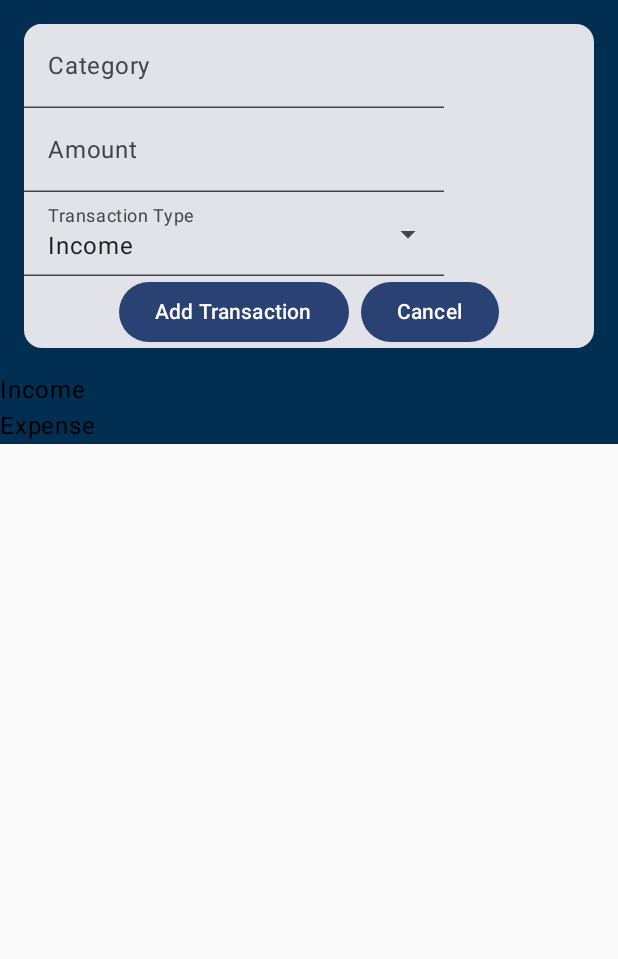
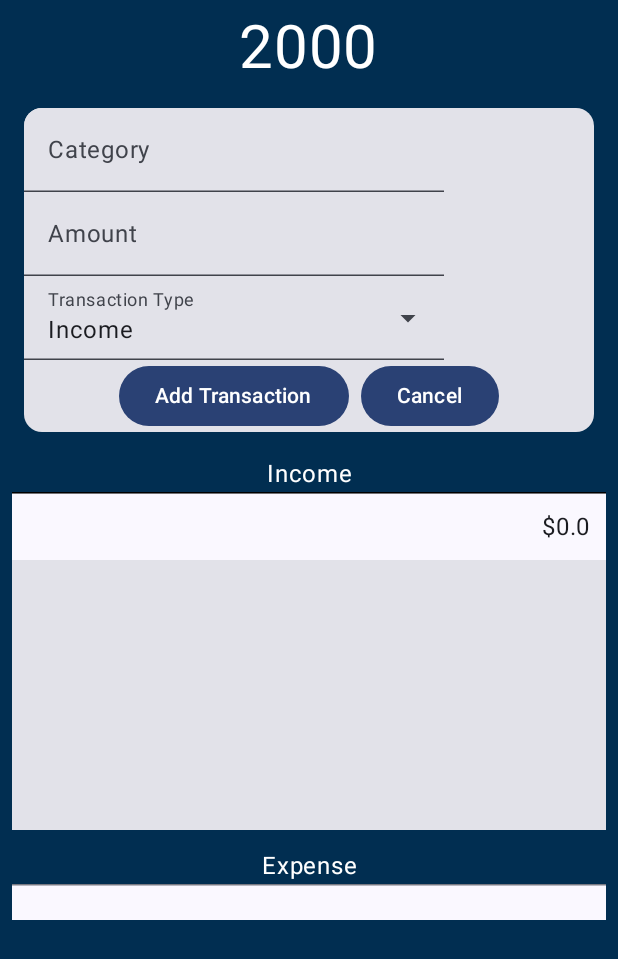
Before and after one commit to ShaneTaylor1993/BudgetProApp, an Android app built with Jetpack Compose: the screen it shows after launch (MainActivity), after a tap on "Add Transaction", on a phone screen of 412 x 824 dp. Shown: the top 959 px of the screen. Run offline under Robolectric (Android 15) with nearby library versions, the phone set to English and light mode, and no system bars; our stand-ins replace Dagger/Hilt's generated code, Room's generated code.

Commit message:
Adding changes.

```diff
--- a/build.gradle.kts
+++ b/build.gradle.kts
@@ -1,9 +1,9 @@
 // Top-level build file where you can add configuration options common to all sub-projects/modules.
 plugins {
-    id("com.android.application") version "8.4.1" apply false
+    id("com.android.application") version "8.7.0" apply false
     id("org.jetbrains.kotlin.android") version "1.9.0" apply false
     id("org.jetbrains.kotlin.jvm") version "1.9.20" apply false
-    id("com.android.library") version "8.4.1" apply false
+    id("com.android.library") version "8.7.0" apply false
     id("com.google.dagger.hilt.android") version "2.44" apply false
     id("com.google.devtools.ksp") version "2.0.10-1.0.24"
     id("org.jetbrains.kotlin.plugin.compose") version "2.0.10" apply false
--- a/lib/src/main/java/data/Budget.kt
+++ b/lib/src/main/java/data/Budget.kt
@@ -7,5 +7,5 @@ import androidx.room.PrimaryKey
 @Entity(tableName = "budget_table")
 data class Budget(
     @PrimaryKey(autoGenerate = true) val id: Int = 0,
-    @ColumnInfo(name = "budget_amount") val budget: Int
+    @ColumnInfo(name = "budget_amount") val amount: Int = 0
 )
--- a/lib/src/main/java/repository/BudgetRepository.kt
+++ b/lib/src/main/java/repository/BudgetRepository.kt
@@ -1,13 +1,20 @@
 package repository
 
 import data.Budget
+import kotlinx.coroutines.flow.Flow
 import service.BudgetDao
 import javax.inject.Inject
 
 class BudgetRepository @Inject constructor(
     private val service: BudgetDao
 ){
-    fun updateBudget(budget: Budget) {
+    suspend fun updateBudget(budget: Budget) {
         service.updateBudget(budget)
     }
+
+    fun getBudget(): Flow<Budget?> = service.getBudget()
+
+    suspend fun addBudget(budget: Budget) {
+        service.addBudget(budget)
+    }
 }
--- a/lib/src/main/java/service/BudgetDao.kt
+++ b/lib/src/main/java/service/BudgetDao.kt
@@ -1,12 +1,20 @@
 package service
 
 import androidx.room.Dao
+import androidx.room.Insert
+import androidx.room.Query
 import androidx.room.Update
 import data.Budget
 import kotlinx.coroutines.flow.Flow
 
 @Dao
 interface BudgetDao {
+    @Insert
+    suspend fun addBudget(budget: Budget)
+
     @Update
-    fun updateBudget(budget: Budget): Int
+    suspend fun updateBudget(budget: Budget)
+
+    @Query("SELECT * FROM budget_table")
+    fun getBudget(): Flow<Budget?>
 }
--- /dev/null
+++ b/lib/src/main/java/usecase/AddBudget.kt
@@ -0,0 +1,14 @@
+package usecase
+
+import data.Budget
+import kotlinx.coroutines.flow.Flow
+import repository.BudgetRepository
+import javax.inject.Inject
+
+class AddBudget @Inject constructor(
+    private val repo: BudgetRepository
+) {
+    suspend operator fun invoke(budget: Budget) {
+        return repo.addBudget(budget)
+    }
+}
--- /dev/null
+++ b/lib/src/main/java/usecase/GetBudget.kt
@@ -0,0 +1,15 @@
+package usecase
+
+import data.Budget
+import kotlinx.coroutines.flow.Flow
+import repository.BudgetRepository
+import util.calculateAmount
+import javax.inject.Inject
+
+class GetBudget @Inject constructor(
+    private val repo: BudgetRepository
+) {
+    fun getBudget(): Flow<Budget?> {
+        return repo.getBudget()
+    }
+}
--- a/lib/src/main/java/usecase/UpdateBudget.kt
+++ b/lib/src/main/java/usecase/UpdateBudget.kt
@@ -8,10 +8,10 @@ import javax.inject.Inject
 class UpdateBudget @Inject constructor(
     private val repo: BudgetRepository
 ) {
-    fun updateBudget(operator: String, amount: Int) {
-        val value = calculateAmount(operator, amount)
-        repo.updateBudget(Budget(
-            budget = value
-        ))
+    suspend fun updateBudget(operator: String, transactionAmount: Int, budgetAmount: Int) {
+        val value = calculateAmount(operator, transactionAmount, budgetAmount)
+        repo.updateBudget(
+            Budget(id = 1, amount = value)
+        )
     }
 }
--- a/lib/src/main/java/util/CalculateAmount.kt
+++ b/lib/src/main/java/util/CalculateAmount.kt
@@ -1,9 +1,9 @@
 package util
 
-fun calculateAmount(operator: String, amount: Int): Int {
+fun calculateAmount(operator: String, transactionAmount: Int, budgetAmount: Int): Int {
     return if (operator == "+") {
-        amount
+        budgetAmount + transactionAmount
     } else {
-        -amount
+        budgetAmount - transactionAmount
     }
 }
--- /dev/null
+++ b/ui/src/main/java/components/BudgetText.kt
@@ -0,0 +1,35 @@
+package components
+
+import androidx.compose.foundation.layout.Arrangement
+import androidx.compose.foundation.layout.Row
+import androidx.compose.foundation.layout.fillMaxWidth
+import androidx.compose.foundation.layout.padding
+import androidx.compose.material3.Text
+import androidx.compose.runtime.Composable
+import androidx.compose.ui.Modifier
+import androidx.compose.ui.tooling.preview.Preview
+import androidx.compose.ui.unit.TextUnit
+import androidx.compose.ui.unit.TextUnitType
+import androidx.compose.ui.unit.dp
+import androidx.compose.ui.graphics.Color
+
+@Composable
+fun BudgetText(budget: Int) {
+    Row(
+        modifier = Modifier
+            .fillMaxWidth()
+            .padding(top = 8.dp),
+        horizontalArrangement = Arrangement.Center) {
+            Text(
+                text = budget.toString(),
+                fontSize = TextUnit(40f, TextUnitType.Sp),
+                color = Color.White,
+            )
+        }
+    }
+
+@Preview
+@Composable
+fun PreviewBudgetText() {
+    BudgetText(budget = 1050)
+}
--- a/ui/src/main/java/components/TransactionForm.kt
+++ b/ui/src/main/java/components/TransactionForm.kt
@@ -40,7 +40,7 @@ fun TransactionForm(
     var amountState by remember { mutableStateOf("") }
     var transactionTypeState by remember { mutableStateOf("") }
     var selectedValue by remember {
-        mutableStateOf("")
+        mutableStateOf("Income")
     }
     var showDropdownMenu by remember {
         mutableStateOf(false)
@@ -65,7 +65,7 @@ fun TransactionForm(
                 keyboardOptions = KeyboardOptions(keyboardType = KeyboardType.Number)
             )
             TransactionType {
-                selectedValue
+                selectedValue = it
             }
             Row(
                 modifier = Modifier.fillMaxWidth(),
@@ -101,10 +101,13 @@ fun TransactionType(onValueChange: (String) -> Unit) {
         mutableStateOf(false)
     }
     var selectedItem by remember {
-        mutableStateOf(items[0])
+        mutableStateOf(
+            items[0]
+        )
     }
     Box( contentAlignment = Alignment.Center) {
         TextField(
+            readOnly = true,
             value = selectedItem,
             onValueChange = { selectedItem = it },
             label = { Text("Transaction Type") },
--- a/ui/src/main/java/components/TransactionList.kt
+++ b/ui/src/main/java/components/TransactionList.kt
@@ -1,18 +1,27 @@
 package components
 
+import android.graphics.drawable.shapes.Shape
 import androidx.compose.foundation.layout.Arrangement
+import androidx.compose.foundation.layout.IntrinsicSize
 import androidx.compose.foundation.layout.Row
 import androidx.compose.foundation.layout.fillMaxWidth
+import androidx.compose.foundation.layout.height
 import androidx.compose.foundation.layout.padding
 import androidx.compose.foundation.lazy.LazyColumn
+import androidx.compose.foundation.lazy.LazyListState
 import androidx.compose.foundation.lazy.items
+import androidx.compose.foundation.shape.RoundedCornerShape
 import androidx.compose.material3.Card
+import androidx.compose.material3.CardDefaults
 import androidx.compose.material3.HorizontalDivider
 import androidx.compose.material3.Surface
 import androidx.compose.material3.Text
 import androidx.compose.runtime.Composable
+import androidx.compose.runtime.remember
+import androidx.compose.runtime.saveable.rememberSaveable
 import androidx.compose.ui.Modifier
-import androidx.compose.ui.graphics.RectangleShape
+import androidx.compose.ui.graphics.Color
+import androidx.compose.ui.text.style.TextAlign
 import androidx.compose.ui.tooling.preview.Preview
 import androidx.compose.ui.unit.dp
 import data.UserTransaction
@@ -20,34 +29,61 @@ import theme.BudgetProTheme
 
 @Composable
 fun TransactionList(title: String, userTransactions: List<UserTransaction>) {
-        Text(text = title)
-        LazyColumn {
-            items(userTransactions) { transaction ->
-                Card {
-                    HorizontalDivider()
+    Text(
+        modifier = Modifier.fillMaxWidth(),
+        text = title, textAlign = TextAlign.Center,
+        color = Color.White
+    )
+    Card(
+        modifier = Modifier.fillMaxWidth()
+            .padding(start = 8.dp, end = 8.dp, bottom = 12.dp),
+        shape = RoundedCornerShape(topEnd = 0.dp, bottomEnd = 0.dp)
+    ) {
+        if (userTransactions.isEmpty()) {
+            EmptyTransactionTable()
+        } else {
+            LazyColumn(modifier = Modifier.height(225.dp)) {
+                items(userTransactions,
+                    key = { transaction ->
+                        transaction.id
+                    }) { transaction ->
+                    HorizontalDivider(color = Color.Black)
                     TransactionItem(transaction)
                 }
             }
-
         }
+    }
 }
 
 @Composable
 fun TransactionItem(userTransaction: UserTransaction) {
     Surface {
         Row(
-            modifier = Modifier.fillMaxWidth()
+            modifier = Modifier
+                .fillMaxWidth()
+                .padding(10.dp),
+            horizontalArrangement = Arrangement.SpaceBetween
+        ) {
+            Text(text = userTransaction.category ?: "")
+            Text(text = "$${userTransaction.amount}")
+        }
+    }
+}
+
+@Composable
+fun EmptyTransactionTable() {
+    Surface {
+        HorizontalDivider()
+        Row(
+            modifier = Modifier
+                .fillMaxWidth()
                 .padding(start = 10.dp, end = 10.dp),
             horizontalArrangement = Arrangement.SpaceBetween
         ) {
-            Text(text = userTransaction.category ?: "")
-            Text(
-                // = Modifier.padding(start = 175.dp),
-                text = "$${userTransaction.amount}")
+            Text(text = "")
+            Text(text = "")
         }
     }
-
-
 }
 
 @Preview
--- /dev/null
+++ b/ui/src/main/java/components/VideoPlayer.kt
@@ -0,0 +1,38 @@
+package components
+
+import androidx.compose.runtime.Composable
+import androidx.compose.runtime.DisposableEffect
+import androidx.compose.runtime.remember
+import androidx.compose.ui.platform.LocalContext
+import androidx.compose.ui.viewinterop.AndroidView
+import androidx.media3.exoplayer.ExoPlayer
+import androidx.media3.ui.PlayerView
+
+@Composable
+fun VideoPlayer(
+    url: String = "https://www.youtube.com/watch?v=DljzHxC_9i4",
+) {
+    val context = LocalContext.current
+
+    val exoPlayer = remember {
+        ExoPlayer.Builder(context).build().apply {
+            val mediaItem = androidx.media3.common.MediaItem.fromUri("http://commondatastorage.googleapis.com/gtv-videos-bucket/sample/BigBuckBunny.mp4")
+            setMediaItem(mediaItem)
+            prepare()
+            playWhenReady = true
+            volume
+        }
+    }
+
+    DisposableEffect(
+        AndroidView(factory = {
+            PlayerView(context).apply {
+                player = exoPlayer
+            }
+        })
+    ) {
+        onDispose {
+            exoPlayer.release()
+        }
+    }
+}
--- a/ui/src/main/java/data/UserTransaction.kt
+++ b/ui/src/main/java/data/UserTransaction.kt
@@ -1,7 +1,14 @@
 package data
+
+import java.io.Serializable
+import java.time.LocalDate
+import java.time.format.DateTimeFormatter
+import kotlin.random.Random
 
 data class UserTransaction(
     val amount: Float? = 0f,
     val category: String? = "",
-    val transactionType: String? = ""
-)
+    val transactionType: String? = "",
+    val date: LocalDate? = LocalDate.now(),
+    val id: Int = 0,
+) : Serializable
--- a/ui/src/main/java/screens/HomeScreen.kt
+++ b/ui/src/main/java/screens/HomeScreen.kt
@@ -1,19 +1,15 @@
 package screens
 
-import android.media.browse.MediaBrowser.MediaItem
 import androidx.compose.foundation.layout.Column
+import androidx.compose.foundation.layout.fillMaxSize
 import androidx.compose.material3.Surface
 import androidx.compose.runtime.Composable
-import androidx.compose.runtime.DisposableEffect
 import androidx.compose.runtime.collectAsState
-import androidx.compose.runtime.remember
+import androidx.compose.ui.Modifier
 import androidx.compose.ui.graphics.Color
-import androidx.compose.ui.platform.LocalContext
 import androidx.compose.ui.tooling.preview.Preview
-import androidx.compose.ui.viewinterop.AndroidView
 import androidx.lifecycle.viewmodel.compose.viewModel
-import androidx.media3.exoplayer.ExoPlayer
-import androidx.media3.ui.PlayerView
+import components.BudgetText
 import components.TransactionForm
 import components.TransactionList
 import data.UserTransaction
@@ -24,55 +20,31 @@ import viewmodel.BudgetViewModel
 fun HomeScreen(vm: BudgetViewModel = viewModel()) {
     val income = vm.incomeList.collectAsState().value
     val expense = vm.expenseList.collectAsState().value
-    Home(income, expense, vm::addTransaction)
+    val budget = vm.budget.collectAsState().value
+    Home(income, expense, budget.amount, vm::addTransaction)
 }
 
 @Composable
 fun Home(
     income: List<UserTransaction>,
     expense: List<UserTransaction>,
-    onTransactionAdded: (UserTransaction) -> Unit
+    budget: Int,
+    onTransactionAdded: (UserTransaction) -> Unit,
 ) {
     Surface(
+        modifier = Modifier.fillMaxSize(),
         color = Color(red = 1, green = 46, blue = 81)
     ) {
         Column {
+            BudgetText(budget = budget)
             TransactionForm(onTransactionAdded)
             TransactionList(title = "Income", userTransactions = income)
             TransactionList(title = "Expense", userTransactions = expense)
-            //VideoPlayer(url = "https://www.youtube.com/watch?v=DljzHxC_9i4")
         }
     }
 }
 
-//@Composable
-//fun VideoPlayer(
-//    url: String = "https://www.youtube.com/watch?v=DljzHxC_9i4",
-//) {
-//    val context = LocalContext.current
-//
-//    val exoPlayer = remember {
-//        ExoPlayer.Builder(context).build().apply {
-//            val mediaItem = androidx.media3.common.MediaItem.fromUri("http://commondatastorage.googleapis.com/gtv-videos-bucket/sample/BigBuckBunny.mp4")
-//            setMediaItem(mediaItem)
-//            prepare()
-//            playWhenReady = true
-//            volume
-//        }
-//    }
-//
-//    DisposableEffect(
-//        AndroidView(factory = {
-//            PlayerView(context).apply {
-//                player = exoPlayer
-//            }
-//        })
-//    ) {
-//       onDispose {
-//           exoPlayer.release()
-//       }
-//    }
-//}
+
 
 @Composable
 @Preview
@@ -86,11 +58,12 @@ fun PreviewHome() {
                 UserTransaction(2.00f, "Food", "income"),
             ),
             expense = listOf(
+                UserTransaction(2.00f, "Food", "income",),
                 UserTransaction(2.00f, "Food", "income"),
                 UserTransaction(2.00f, "Food", "income"),
                 UserTransaction(2.00f, "Food", "income"),
-                UserTransaction(2.00f, "Food", "income"),
-            )
+            ),
+            budget = 1050
         ) {}
     }
 }
--- a/ui/src/main/java/viewmodel/BudgetViewModel.kt
+++ b/ui/src/main/java/viewmodel/BudgetViewModel.kt
@@ -1,60 +1,62 @@
 package viewmodel
 
-import androidx.compose.ui.util.fastMap
 import androidx.lifecycle.ViewModel
 import androidx.lifecycle.viewModelScope
 import dagger.hilt.android.lifecycle.HiltViewModel
+import data.Budget
 import data.UserTransaction
+import kotlinx.coroutines.ExperimentalCoroutinesApi
 import kotlinx.coroutines.flow.MutableStateFlow
-import kotlinx.coroutines.flow.asSharedFlow
-import kotlinx.coroutines.flow.collect
-import kotlinx.coroutines.flow.collectLatest
-import kotlinx.coroutines.flow.count
 import kotlinx.coroutines.flow.map
 import kotlinx.coroutines.launch
+import usecase.AddBudget
 import usecase.AddTransaction
 import usecase.DeleteTransaction
+import usecase.GetBudget
 import usecase.GetTransactions
 import usecase.UpdateBudget
 import javax.inject.Inject
-import kotlin.math.exp
 
+@OptIn(ExperimentalCoroutinesApi::class)
 @HiltViewModel
 class BudgetViewModel @Inject constructor(
     private val addTransaction: AddTransaction,
     deleteTransaction: DeleteTransaction,
     getTransactions: GetTransactions,
-    updateBudget: UpdateBudget
-): ViewModel() {
+    val updateBudget: UpdateBudget,
+    getBudget: GetBudget,
+    addBudget: AddBudget
+) : ViewModel() {
 
     private var _incomeList = MutableStateFlow(listOf(UserTransaction()))
     val incomeList = _incomeList
     private val _expenseList = MutableStateFlow(listOf(UserTransaction()))
     val expenseList = _expenseList
+    private var _budget = MutableStateFlow(Budget(amount = 0))
+    val budget = _budget
 
     init {
         viewModelScope.launch {
             val income = getTransactions.getTransactions("Income").map {
                 it.map {
                     UserTransaction(
+                        id = it.id,
                         amount = it.transactionAmount,
                         category = it.transactionCategory,
                         transactionType = it.transactionType
                     )
                 }
             }
-
-
             income.collect {
                 _incomeList.emit(it)
             }
-
         }
 
         viewModelScope.launch {
             val expense = getTransactions.getTransactions("Expense").map {
                 it.map {
                     UserTransaction(
+                        id = it.id,
                         amount = it.transactionAmount,
                         category = it.transactionCategory,
                         transactionType = it.transactionType
@@ -63,6 +65,17 @@ class BudgetViewModel @Inject constructor(
             }
             expense.collect {
                 _expenseList.emit(it)
+            }
+        }
+
+        viewModelScope.launch {
+            val budgetFlow = getBudget.getBudget()
+            budgetFlow.collect {
+                if (it == null) {
+                    addBudget(Budget(amount = 2000))
+                    //_budget.emit(Budget(amount = 2000))
+                } else
+                    _budget.emit(Budget(amount = it.amount ))
             }
         }
     }
@@ -74,10 +87,23 @@ class BudgetViewModel @Inject constructor(
                 userTransaction.category,
                 userTransaction.amount
             )
+            calculateBudget(userTransaction.transactionType, userTransaction.amount ?: 0f)
         }
     }
 
-
-
-
+    private fun calculateBudget(transactionType: String?, amount: Float) {
+        viewModelScope.launch {
+            when (transactionType) {
+                "Income" -> updateBudget.updateBudget(
+                    operator = "+",
+                    transactionAmount = amount.toInt(),
+                    budgetAmount = budget.value.amount
+                )
+                "Expense" -> updateBudget.updateBudget(
+                    operator = "-",
+                    transactionAmount = amount.toInt(),
+                    budgetAmount = budget.value.amount)
+            }
+        }
+    }
 }
```
